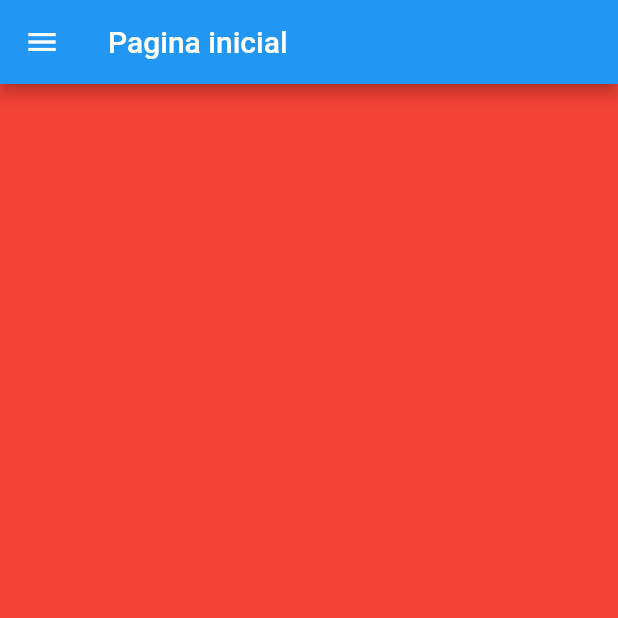
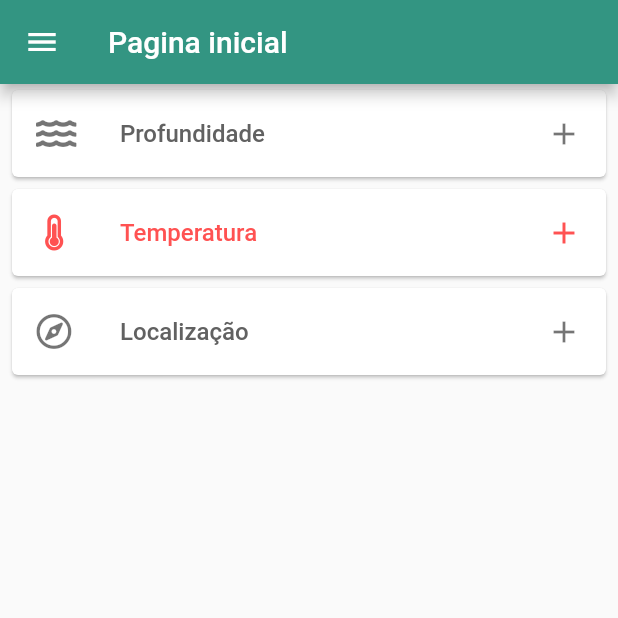
Before and after one commit to sommen01/ProjetoMonitoramento., a Flutter app: the screen it shows after launch, on a phone screen of 412 x 824 dp, the top half of it. Run offline on Flutter 3.47's test engine with Material 2 defaults, Android fonts, the phone set to English and light mode, and no system bars; our stand-ins replace charts_flutter, font_awesome_flutter.

Commit message:
insercao dos graficos

```diff
--- /dev/null
+++ b/lib/src/charts/Profundidade.dart
@@ -0,0 +1,41 @@
+import 'package:flutter/material.dart';
+import 'package:font_awesome_flutter/font_awesome_flutter.dart';
+import 'package:projetoeder/src/charts/profundidade_chart.dart';
+
+
+
+class Profundidade extends StatelessWidget {
+
+  @override
+  Widget build(BuildContext context) {
+    return Card(
+        margin: EdgeInsets.symmetric(horizontal: 8.0, vertical: 4.0),
+        child: ExpansionTile(
+           title: Text(''
+              "Profundidade",
+            textAlign: TextAlign.start,
+            style:
+            TextStyle(fontWeight: FontWeight.w500, color: Colors.grey[700]),
+          ),
+          leading: Icon(FontAwesomeIcons.water),
+          trailing: Icon(Icons.add),
+          children: <Widget>[
+             Padding(
+              padding: const EdgeInsets.only(top: 20.0),
+              child: Text(
+                'Profundidade',
+                style : TextStyle(fontSize : 20)
+              ),
+            ),
+            Icon(Icons.linear_scale, color: Colors.blueAccent),
+            Container(
+              height: MediaQuery.of(context).size.height * 0.3,
+              width: double.infinity,
+            child:
+             SimpleLineChart.withSampleData()
+             ),
+          ],
+        ));
+
+  }
+}
--- /dev/null
+++ b/lib/src/charts/loc.dart
@@ -0,0 +1,39 @@
+import 'package:flutter/material.dart';
+import 'package:font_awesome_flutter/font_awesome_flutter.dart';
+import 'package:projetoeder/src/charts/loc_chart.dart';
+
+
+class Localizacao extends StatelessWidget {
+  @override
+  Widget build(BuildContext context) {
+    return Card(
+        margin: EdgeInsets.symmetric(horizontal: 8.0, vertical: 4.0),
+        child: ExpansionTile(
+           title: Text(''
+              "Localização",
+            textAlign: TextAlign.start,
+            style:
+            TextStyle(fontWeight: FontWeight.w500, color: Colors.grey[700]),
+          ),
+          leading: Icon(FontAwesomeIcons.compass,),
+          trailing: Icon(Icons.add),
+          children: <Widget>[
+             Padding(
+              padding: const EdgeInsets.only(top: 20.0),
+              child: Text(
+                'Localizacao',
+                style : TextStyle(fontSize : 20)
+              ),
+            ),
+            Icon(Icons.linear_scale, color: Colors.grey),
+            Container(
+              height: MediaQuery.of(context).size.height * 0.3,
+              width: double.infinity,
+            child:
+                NonzeroBoundMeasureAxis.withSampleData()
+             ),
+          ],
+        ));
+
+  }
+}
--- /dev/null
+++ b/lib/src/charts/temperautura_chart.dart
@@ -0,0 +1,40 @@
+import 'package:flutter/material.dart';
+import 'package:font_awesome_flutter/font_awesome_flutter.dart';
+import 'package:projetoeder/src/charts/temperatura.dart';
+
+
+
+class Temperatura extends StatelessWidget {
+  @override
+  Widget build(BuildContext context) {
+    return Card(
+        margin: EdgeInsets.symmetric(horizontal: 8.0, vertical: 4.0),
+        child: ExpansionTile(
+           title: Text(''
+              "Temperatura",
+            textAlign: TextAlign.start,
+            style:
+            TextStyle(fontWeight: FontWeight.w500, color: Colors.redAccent),
+          ),
+          leading: Icon(FontAwesomeIcons.thermometerThreeQuarters, color: Colors.redAccent,),
+          trailing: Icon(Icons.add, color: Colors.redAccent,),
+          children: <Widget>[
+             Padding(
+              padding: const EdgeInsets.only(top: 20.0),
+              child: Text(
+                'Temperatura',
+                style : TextStyle(fontSize : 20)
+              ),
+            ),
+            Icon(Icons.linear_scale, color: Colors.redAccent),
+            Container(
+              height: MediaQuery.of(context).size.height * 0.3,
+              width: double.infinity,
+            child:
+                SimpleLineChart2.withSampleData()
+             ),
+          ],
+        ));
+
+  }
+}
--- a/lib/src/pages/homepage.dart
+++ b/lib/src/pages/homepage.dart
@@ -1,6 +1,8 @@
 import 'package:flutter/cupertino.dart';
 import 'package:flutter/material.dart';
-import 'package:projetoeder/src/widgets/custom_drawer.dart';
+import 'package:projetoeder/src/charts/Profundidade.dart';
+import 'package:projetoeder/src/charts/loc.dart';
+import 'package:projetoeder/src/charts/temperautura_chart.dart';
 
 
 
@@ -8,10 +10,15 @@ class HomePage extends StatelessWidget {
   @override
   Widget build(BuildContext context) {
     return Scaffold(
-
       body: Container(
-             color: Colors.red,
-
+        height: 2300,
+        child: Column(
+          children : <Widget>[
+              Profundidade(),
+              Temperatura(),
+              Localizacao()
+          ],
+          ),
         ),
     );
   }
--- a/lib/src/screens/home_screen.dart
+++ b/lib/src/screens/home_screen.dart
@@ -14,6 +14,7 @@ class HomeScreen extends StatelessWidget {
       children: <Widget>[
         Scaffold(
             appBar: AppBar(
+              backgroundColor: Color(0xff339582),
             title: Text('Pagina inicial'),
           ),
           body: HomePage(),
--- a/pubspec.yaml
+++ b/pubspec.yaml
@@ -24,6 +24,9 @@ dependencies:
   # Use with the CupertinoIcons class for iOS style icons.
   cupertino_icons: ^0.1.2
   font_awesome_flutter: ^8.5.0
+  charts_flutter: ^0.8.1
+  syncfusion_flutter_charts: ^17.4.46
+
 
 
 dev_dependencies:
```
Also changed, not shown: lib/src/charts/loc_chart.dart (added, +55 -0 lines), lib/src/charts/profundidade_chart.dart (added, +55 -0 lines), lib/src/charts/temperatura.dart (added, +55 -0 lines), pubspec.lock, 2 other files.
